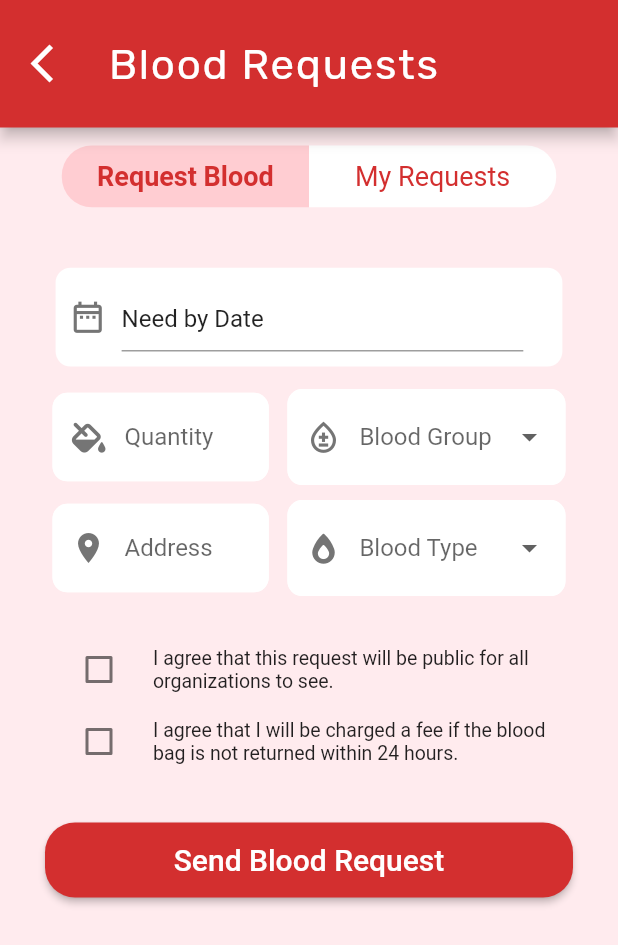
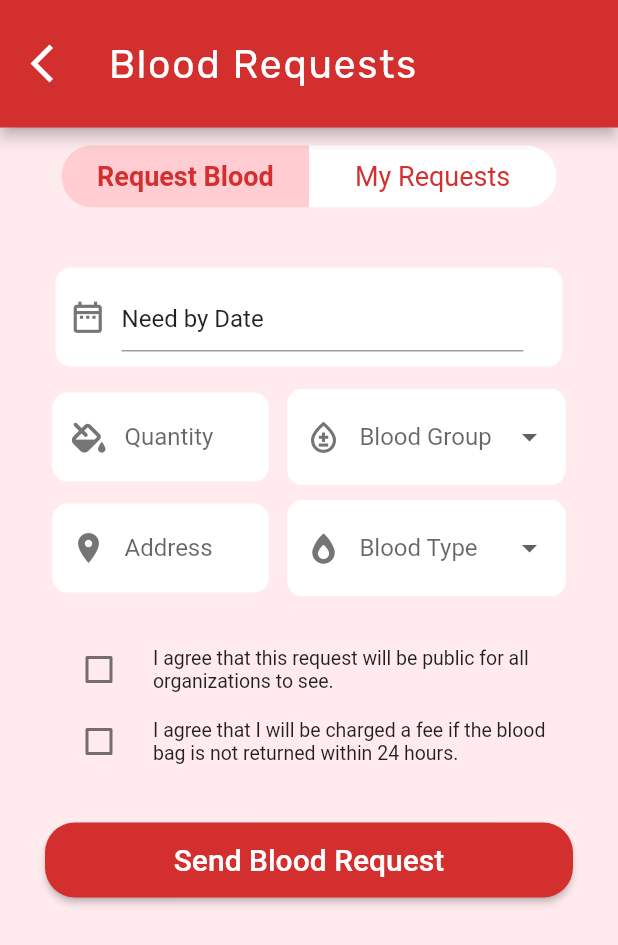
Before and after one commit to sidtuladhar/BloodNepal, a Flutter app: the Requests screen opened directly, on a phone screen of 412 x 824 dp. Shown: the top 945 px of the screen. Run offline on Flutter 3.47's test engine with Material 2 defaults, Android fonts, the phone set to English and light mode, and no system bars; our stand-ins replace carousel_slider, datetime_picker_formfield_new, fl_chart, flutter_spinkit, font_awesome_flutter, geolocator and 4 more; missing offline and left inert: rounded_expansion_tile; accounts and stored records are empty; network calls fail.

Commit message:
created appBar widget

```diff
--- a/lib/ui/home/requests.dart
+++ b/lib/ui/home/requests.dart
@@ -1,5 +1,6 @@
 import 'package:flutter/material.dart';
-import 'package:blood_nepal/ui/home/home.dart';
+
+import 'package:blood_nepal/ui/widgets/appbar.dart';
 import 'package:blood_nepal/ui/widgets/requestblood.dart';
 import 'package:blood_nepal/ui/widgets/myrequest.dart';
 
@@ -18,29 +19,7 @@ class _RequestsState extends State<Requests> {
     return Scaffold(
       resizeToAvoidBottomInset: false,
       backgroundColor: Colors.red[50],
-      appBar: AppBar(
-        leading: IconButton(
-          onPressed: () {
-            Navigator.pushReplacement(
-              context,
-              MaterialPageRoute(
-                builder: (context) {
-                  return Home();
-                },
-              ),
-            );
-          },
-          icon: const Icon(Icons.arrow_back_ios_new_outlined, size: 30),
-        ),
-        toolbarHeight: 85,
-        title: const Text("Blood Requests",
-            style: TextStyle(
-                fontSize: 28,
-                letterSpacing: 1.2,
-                height: 1.2,
-                fontFamily: "Rubik"),
-            textAlign: TextAlign.left),
-      ),
+      appBar: appBar(context, "Blood Requests"),
       body: Column(
         mainAxisAlignment: MainAxisAlignment.start,
         children: <Widget>[
--- /dev/null
+++ b/lib/ui/widgets/appbar.dart
@@ -0,0 +1,26 @@
+import 'package:flutter/material.dart';
+
+import '../home/home.dart';
+
+PreferredSizeWidget appBar(context, String text) {
+  return AppBar(
+    leading: IconButton(
+      onPressed: () {
+        Navigator.pushReplacement(
+          context,
+          MaterialPageRoute(
+            builder: (context) {
+              return const Home();
+            },
+          ),
+        );
+      },
+      icon: const Icon(Icons.arrow_back_ios_new_outlined, size: 30),
+    ),
+    toolbarHeight: 85,
+    title: Text(text,
+        style: const TextStyle(
+            fontSize: 26, letterSpacing: 1.2, height: 1.2, fontFamily: "Rubik"),
+        textAlign: TextAlign.left),
+  );
+}
--- a/lib/ui/widgets/carousel.dart
+++ b/lib/ui/widgets/carousel.dart
@@ -40,7 +40,7 @@ class _CarouselState extends State<Carousel> {
             child: Center(
                 child: Column(
               children: [
-                const Text("Turn on location to view upcoming events.",
+                const Text("Turn on location to view upcoming events!",
                     style:
                         TextStyle(fontSize: 20, fontWeight: FontWeight.bold)),
                 const SizedBox(height: 10),
```
Also changed, not shown: lib/ui/home/general.dart (+2 -23 lines), lib/ui/home/history.dart (+2 -23 lines), lib/ui/home/leaderboard.dart (+3 -24 lines), lib/ui/home/locations.dart (+2 -24 lines), lib/ui/home/settings.dart (+5 -26 lines).
